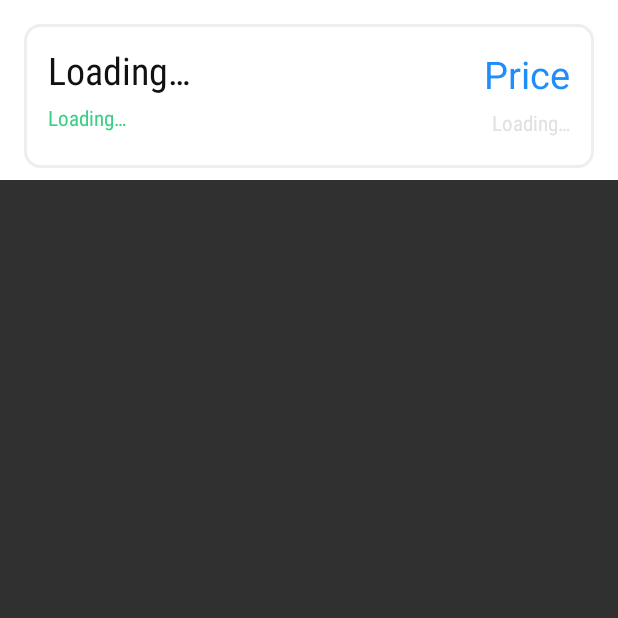
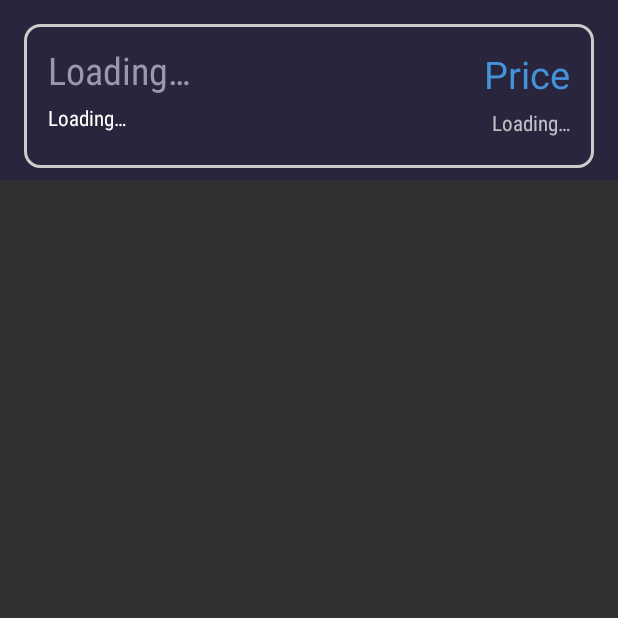
Before and after one commit to konshensx16/playground, an Android app: the CardUI screen opened directly, with no data from a screen before it, on a phone screen of 412 x 824 dp, the top half of it. Run offline under Robolectric (Android 15) with nearby library versions, the phone set to English and light mode, and no system bars.

Commit message:
Dark and light mode colors and styles everything in place and working properly at the moment, just need to improve the UI a little bit in terms of colors, and then add the switch stuff (the switch to toggle dark and light mode)

```diff
--- a/app/src/main/AndroidManifest.xml
+++ b/app/src/main/AndroidManifest.xml
@@ -11,7 +11,7 @@
         android:label="@string/app_name"
         android:roundIcon="@mipmap/ic_launcher_round"
         android:supportsRtl="true"
-        android:theme="@style/ActivityTheme.Primary.Base.Light">
+        android:theme="@style/ActivityTheme.Primary.Base.Dark">
         <activity android:name=".BitcoinIndex">
             <intent-filter>
                 <action android:name="android.intent.action.MAIN" />
--- a/app/src/main/res/drawable/rounded.xml
+++ b/app/src/main/res/drawable/rounded.xml
@@ -9,7 +9,7 @@
             >
             <stroke
                 android:width="2dp"
-                android:color="#eeeeee"
+                android:color="#cccccc"
                 />
             <corners
                 android:radius="10dp"
@@ -20,17 +20,3 @@
         </shape>
     </item>
 </layer-list>
-<!--<shape-->
-    <!--xmlns:android="http://schemas.android.com/apk/res/android"-->
-    <!--android:shape="rectangle"-->
-    <!--&gt;-->
-    <!--<stroke-->
-        <!--android:width="2dp"-->
-        <!--android:color="#3A2F63"-->
-        <!--/>-->
-    <!--<corners-->
-        <!--android:radius="10dp"-->
-        <!--/>-->
-    <!--<padding android:bottom="10dp" android:left="10dp" android:right="10dp" android:top="10dp" />-->
-    <!--<solid android:color="#514389" />-->
-<!--</shape>-->
--- a/app/src/main/res/layout/activity_bitcoin_index.xml
+++ b/app/src/main/res/layout/activity_bitcoin_index.xml
@@ -7,7 +7,7 @@
     xmlns:android="http://schemas.android.com/apk/res/android"
     xmlns:app="http://schemas.android.com/apk/res-auto"
     xmlns:tools="http://schemas.android.com/tools"
-    android:background="?attr/colorPrimary">
+    android:background="?attr/primaryBackgroundColor">
 
     <android.support.design.widget.CoordinatorLayout
         xmlns:android="http://schemas.android.com/apk/res/android"
@@ -22,7 +22,7 @@
         <FrameLayout
             android:id="@+id/frame_container"
             android:layout_width="match_parent"
-            android:layout_height="wrap_content"
+            android:layout_height="match_parent"
             app:layout_behavior="@string/appbar_scrolling_view_behavior" />
 
 
@@ -35,7 +35,7 @@
     android:layout_gravity="bottom"
     android:background="?android:attr/windowBackground"
     android:foreground="?attr/selectableItemBackground"
-    app:itemBackground="?attr/colorPrimary"
+    app:itemBackground="?attr/primaryBackgroundColor"
     app:itemIconTint="?attr/accentColor"
     app:itemTextColor="?attr/accentColor"
     app:menu="@menu/navigation" />
--- a/app/src/main/res/layout/card_item.xml
+++ b/app/src/main/res/layout/card_item.xml
@@ -6,7 +6,6 @@
     android:layout_height="120dp"
     android:background="?attr/cardBackgroundColor"
     tools:context=".CardUI"
-    app:srcCompat="@drawable/rounded"
     >
 
     <ImageView
@@ -46,7 +45,7 @@
         android:elevation="12dp"
         android:fontFamily="sans-serif-condensed"
         android:text="@string/loading_text"
-        android:textColor="?attr/cardPrimaryTextColor"
+        android:textColor="?attr/secondaryTextColor"
         android:textSize="25sp"
         app:layout_constraintBottom_toTopOf="@+id/name"
         app:layout_constraintStart_toStartOf="@+id/background_img"
@@ -76,7 +75,7 @@
         android:elevation="12dp"
         android:fontFamily="sans-serif-condensed"
         android:text="@string/loading_text"
-        android:textColor="?attr/greenTextColor"
+        android:textColor="?attr/primaryTextColor"
         app:layout_constraintBottom_toBottomOf="parent"
         app:layout_constraintStart_toStartOf="@+id/background_img" />
 
@@ -92,7 +91,6 @@
         android:fontFamily="sans-serif-condensed"
         android:text="@string/loading_text"
         android:textAlignment="textEnd"
-        android:textColor="?attr/greyTextColor"
         app:layout_constraintBottom_toBottomOf="@+id/imageView2"
         app:layout_constraintEnd_toEndOf="@+id/background_img"
         app:layout_constraintStart_toEndOf="@+id/name"
--- a/app/src/main/res/layout/search_layout.xml
+++ b/app/src/main/res/layout/search_layout.xml
@@ -17,10 +17,10 @@
                 android:ems="10"
                 android:padding="10dp"
                 android:inputType="textPersonName"
-                android:background="?attr/colorPrimary"
-                android:textColor="?attr/colorPrimaryDark"
+                android:background="?attr/primaryBackgroundColor"
+                android:textColor="?attr/primaryTextColor"
                 android:hint="@string/currency_search_input"
-                android:textColorHint="?attr/greyTextColor"/>
+                android:textColorHint="?attr/secondaryTextColor"/>
 
             <TextView
                 android:id="@+id/search_title_holder"
--- a/app/src/main/res/layout/setting_layout.xml
+++ b/app/src/main/res/layout/setting_layout.xml
@@ -20,7 +20,7 @@
                 android:layout_height="wrap_content"
                 android:layout_marginStart="16dp"
                 android:layout_weight="1"
-                android:textColor="?attr/greenTextColor"
+                android:textColor="?attr/accentColor"
                 android:text="@string/setting_light_mode" />
 
             <android.support.v7.widget.SwitchCompat
--- a/app/src/main/res/values/colors.xml
+++ b/app/src/main/res/values/colors.xml
@@ -1,14 +1,19 @@
 <?xml version="1.0" encoding="utf-8"?>
 <resources>
-    <!--dark mode colors -->
-    <color name="dark_colorPrimary">#8D87C4</color>
-    <color name="dark_colorPrimaryDark">#3A2F63</color>
-    <color name="dark_colorAccent">#FFFFFF</color>
 
-    <!-- light mode colors -->
-    <color name="light_colorPrimary">#FFFFFF</color>
-    <color name="light_colorPrimaryDark">#111111</color>
-    <color name="light_colorAccent">#1F8DFB</color>
+    <!-- dark mode colors -->
+    <color name="dark_primaryBackgroundColor">#29253C</color>
+    <color name="dark_secondaryBackgroundColor">#423D5D</color>
+    <color name="dark_primaryTextColor">#FFFFFF</color>
+    <color name="dark_secondaryTextColor">#9899AF</color>
+    <color name="dark_accentColor">#4492D8</color>
+
+    <!--light mode colors -->
+    <color name="light_primaryBackgroundColor">#e5e5ff</color>
+    <color name="light_secondaryBackgroundColor">#FFFFFF</color>
+    <color name="light_primaryTextColor">#4A485A</color>
+    <color name="light_secondaryTextColor">#C3C5CE</color>
+    <color name="light_accentColor">#4492D8</color>
 
     <!-- common colors (for both light and dark) -->
     <color name="green_color">#3AD084</color>
--- a/app/src/main/res/values/styles.xml
+++ b/app/src/main/res/values/styles.xml
@@ -1,5 +1,4 @@
 <resources>
-Dialog
     <!-- Base application theme. -->
     <!--<style name="AppTheme" parent="Base.Theme.AppCompat.Light.DarkActionBar">-->
         <!--&lt;!&ndash; Customize your theme here. &ndash;&gt;-->
@@ -10,36 +9,37 @@ Dialog
 
     <!-- Light base activity theme -->
     <style name="ActivityTheme.Primary.Base.Light" parent="Theme.AppCompat.NoActionBar">
-        <item name="colorPrimary">@color/light_colorPrimary</item>
-        <item name="colorPrimaryDark">@color/light_colorPrimaryDark</item>
-        <item name="accentColor">@color/light_colorAccent</item>
-        <item name="backgroundColor">@color/light_colorPrimaryDark</item>
-        <item name="greyTextColor">@color/grey_color</item>
+
+        <item name="primaryBackgroundColor">@color/light_primaryBackgroundColor</item>
+        <item name="secondaryBackgroundColor">@color/light_secondaryBackgroundColor</item>
+        <item name="primaryTextColor">@color/light_primaryTextColor</item>
+        <item name="secondaryTextColor">@color/light_secondaryTextColor</item>
+        <item name="accentColor">@color/light_accentColor</item>
 
         <!-- styles for the card_item -->
-        <item name="cardBackgroundColor">@color/light_colorPrimary</item>
-        <item name="cardBorderColor">@color/grey_color</item>
-        <item name="cardPrimaryTextColor">@color/light_colorPrimaryDark</item>
-        <item name="cardSecondaryTextColor">@color/light_colorPrimaryDark</item>
-        <item name="greenTextColor">@color/green_color</item>
-        <item name="redTextColor">@color/red_color</item>
+        <item name="cardBackgroundColor">@color/light_primaryBackgroundColor</item>
+        <item name="cardBorderColor">@color/light_primaryBackgroundColor</item>
+        <item name="cardPrimaryTextColor">@color/light_primaryTextColor</item>
+        <item name="cardSecondaryTextColor">@color/light_secondaryTextColor</item>
+        <item name="cardAccentTextColor">@color/light_accentColor</item>
 
     </style>
 
     <!-- Dark base activity theme -->
     <style name="ActivityTheme.Primary.Base.Dark" parent="Theme.AppCompat.NoActionBar">
-        <item name="colorPrimary">@color/dark_colorPrimary</item>
-        <item name="colorPrimaryDark">@color/dark_colorPrimaryDark</item>
-        <item name="accentColor">@color/light_colorAccent</item>
-        <item name="backgroundColor">@color/dark_colorPrimaryDark</item>
-        <item name="greyTextColor">@color/grey_color</item>
+
+        <item name="primaryBackgroundColor">@color/dark_primaryBackgroundColor</item>
+        <item name="secondaryBackgroundColor">@color/dark_secondaryBackgroundColor</item>
+        <item name="primaryTextColor">@color/dark_primaryTextColor</item>
+        <item name="secondaryTextColor">@color/dark_secondaryTextColor</item>
+        <item name="accentColor">@color/dark_accentColor</item>
 
         <!-- styles for the card_item -->
-        <item name="cardBackgroundColor">@color/dark_colorPrimaryDark</item>
-        <item name="cardPrimaryTextColor">@color/dark_colorPrimary</item>
-        <item name="cardSecondaryTextColor">@color/grey_color</item>
-        <item name="greenTextColor">@color/green_color</item>
-        <item name="redTextColor">@color/red_color</item>
+        <item name="cardBackgroundColor">@color/dark_primaryBackgroundColor</item>
+        <item name="cardBorderColor">@color/dark_primaryBackgroundColor</item>
+        <item name="cardPrimaryTextColor">@color/dark_primaryTextColor</item>
+        <item name="cardSecondaryTextColor">@color/dark_secondaryTextColor</item>
+        <item name="cardAccentTextColor">@color/dark_accentColor</item>
     </style>
 
 </resources>
```
Also changed, not shown: app/src/main/res/layout/search_card_item.xml (+6 -6 lines), app/src/main/res/values/attrs.xml (+7 -6 lines), 1 other file.
